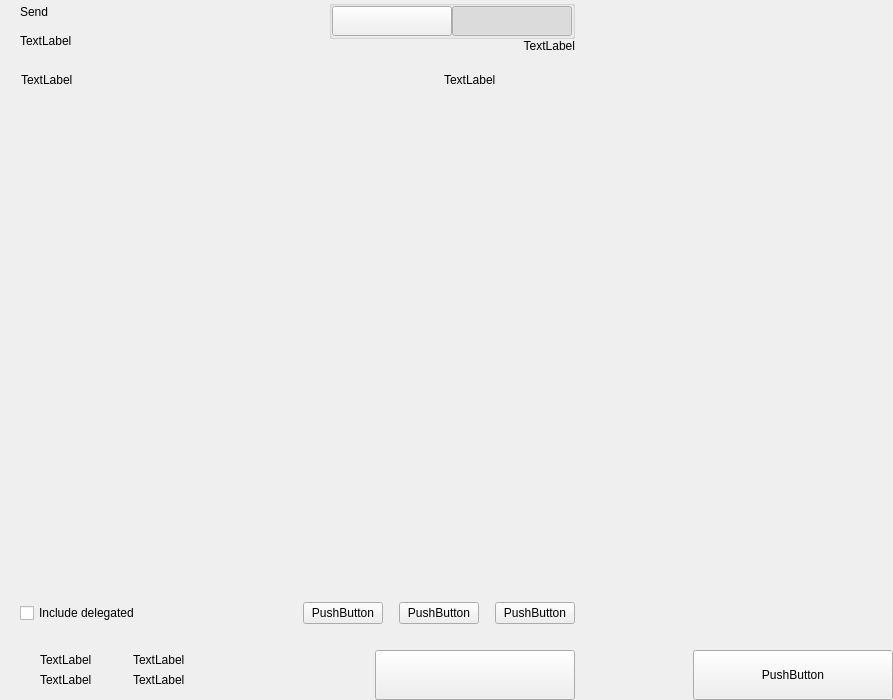
RapidsOfficial/Rapids, file src/qt/pivx/forms/send.ui: the form before one commit.
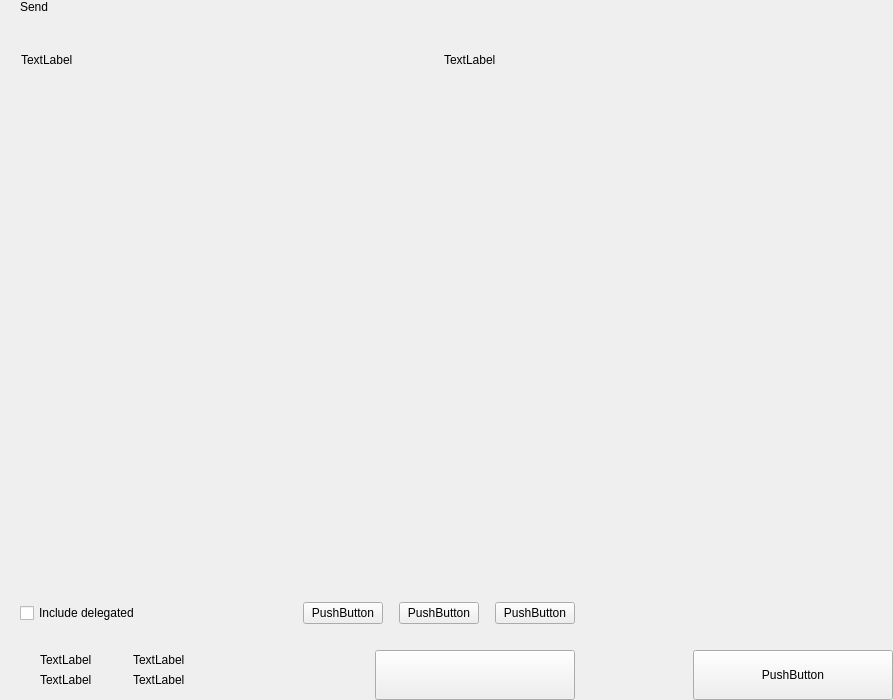
The form after the commit. Custom widgets are drawn as their Qt base class.

What changed in the file:
```diff
--- a/src/qt/pivx/forms/send.ui
+++ b/src/qt/pivx/forms/send.ui
@@ -81,7 +81,7 @@
             <item>
              <widget class="QLabel" name="labelSubtitle1">
               <property name="text">
-               <string>TextLabel</string>
+               <string/>
               </property>
              </widget>
             </item>
@@ -105,102 +105,6 @@
             <property name="spacing">
              <number>0</number>
             </property>
-            <item>
-             <widget class="QGroupBox" name="groupBox">
-              <property name="title">
-               <string/>
-              </property>
-              <property name="alignment">
-               <set>Qt::AlignLeading|Qt::AlignLeft|Qt::AlignTop</set>
-              </property>
-              <layout class="QHBoxLayout" name="horizontalLayout_4">
-               <property name="spacing">
-                <number>0</number>
-               </property>
-               <property name="leftMargin">
-                <number>0</number>
-               </property>
-               <property name="topMargin">
-                <number>0</number>
-               </property>
-               <property name="rightMargin">
-                <number>0</number>
-               </property>
-               <property name="bottomMargin">
-                <number>0</number>
-               </property>
-               <item>
-                <widget class="QPushButton" name="pushLeft">
-                 <property name="minimumSize">
-                  <size>
-                   <width>120</width>
-                   <height>30</height>
-                  </size>
-                 </property>
-                 <property name="maximumSize">
-                  <size>
-                   <width>120</width>
-                   <height>30</height>
-                  </size>
-                 </property>
-                 <property name="focusPolicy">
-                  <enum>Qt::NoFocus</enum>
-                 </property>
-                 <property name="text">
-                  <string/>
-                 </property>
-                 <property name="checkable">
-                  <bool>true</bool>
-                 </property>
-                 <property name="autoExclusive">
-                  <bool>true</bool>
-                 </property>
-                </widget>
-               </item>
-               <item>
-                <widget class="QPushButton" name="pushRight">
-                 <property name="minimumSize">
-                  <size>
-                   <width>120</width>
-                   <height>30</height>
-                  </size>
-                 </property>
-                 <property name="maximumSize">
-                  <size>
-                   <width>120</width>
-                   <height>30</height>
-                  </size>
-                 </property>
-                 <property name="focusPolicy">
-                  <enum>Qt::NoFocus</enum>
-                 </property>
-                 <property name="text">
-                  <string/>
-                 </property>
-                 <property name="checkable">
-                  <bool>true</bool>
-                 </property>
-                 <property name="checked">
-                  <bool>true</bool>
-                 </property>
-                 <property name="autoExclusive">
-                  <bool>true</bool>
-                 </property>
-                </widget>
-               </item>
-              </layout>
-             </widget>
-            </item>
-            <item>
-             <widget class="QLabel" name="labelSubtitle2">
-              <property name="text">
-               <string>TextLabel</string>
-              </property>
-              <property name="alignment">
-               <set>Qt::AlignRight|Qt::AlignTrailing|Qt::AlignVCenter</set>
-              </property>
-             </widget>
-            </item>
            </layout>
           </item>
          </layout>
```
